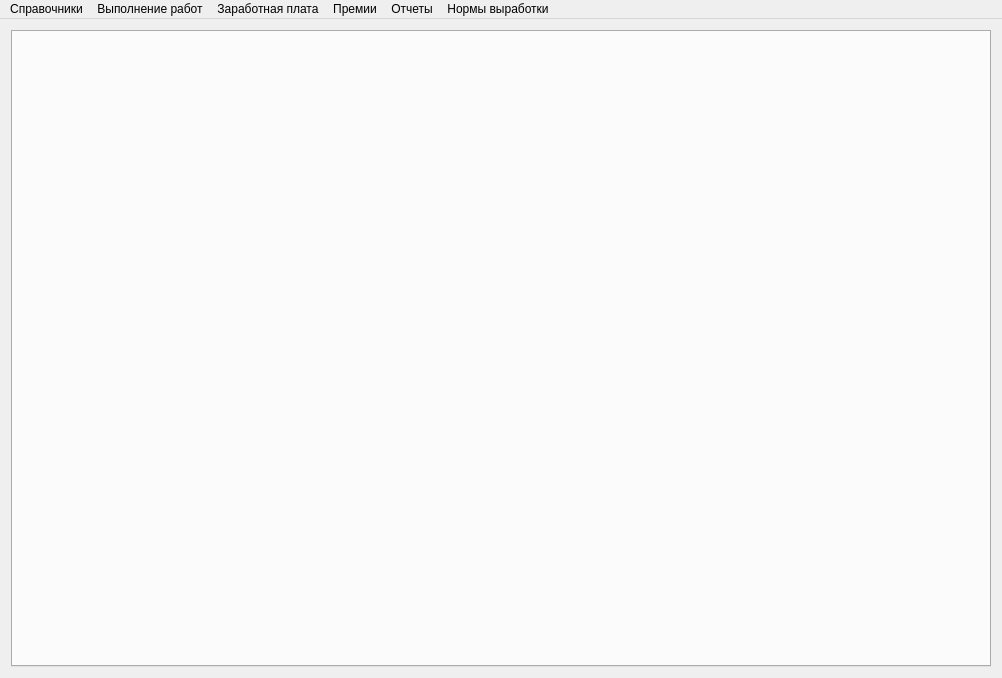
First picture: the form in mainwindow.ui, repository Sergeyego/el_zp, before the edit.
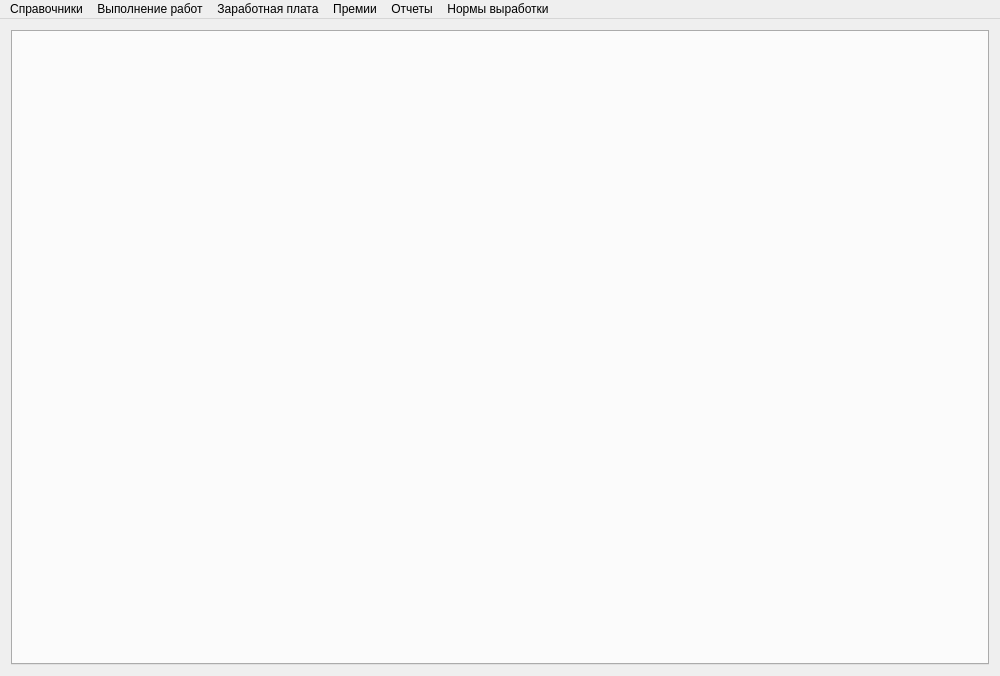
Second picture: the form after the edit.

The edit to the form file:
```diff
--- a/mainwindow.ui
+++ b/mainwindow.ui
@@ -6,8 +6,8 @@
    <rect>
     <x>0</x>
     <y>0</y>
-    <width>1002</width>
-    <height>678</height>
+    <width>1000</width>
+    <height>676</height>
    </rect>
   </property>
   <property name="windowTitle">
@@ -35,7 +35,7 @@
     <rect>
      <x>0</x>
      <y>0</y>
-     <width>1002</width>
+     <width>1000</width>
      <height>25</height>
     </rect>
    </property>
```
Left out of the diff: 6 changed lines with no effect on the pictures.
